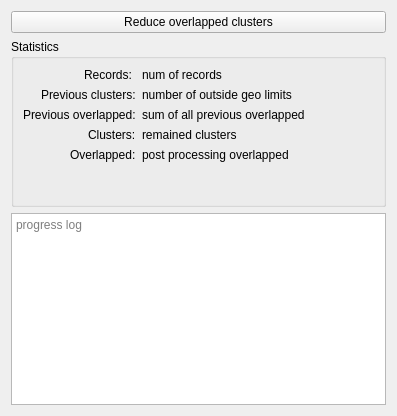
Before: the Qt Designer form qgisplugin/anncsu_manager/resources/ui/wizard_reduce_clusters_page.ui in anncsu-open/anncsu-manager, drawn with Qt 5.
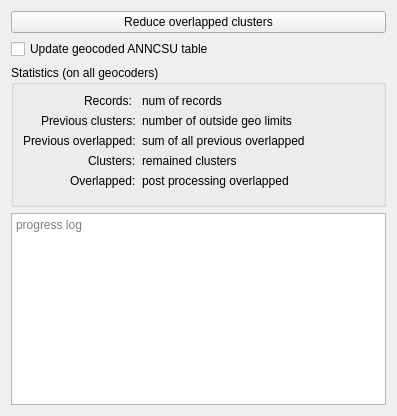
After: the same form once the commit is applied.

Commit message: added option to merge deoverlapped results in geocoded_anncsu table + added related translation stuffs

Patch:
```diff
--- a/qgisplugin/anncsu_manager/resources/ui/wizard_reduce_clusters_page.ui
+++ b/qgisplugin/anncsu_manager/resources/ui/wizard_reduce_clusters_page.ui
@@ -30,10 +30,17 @@
      </property>
     </widget>
    </item>
+   <item>
+    <widget class="QCheckBox" name="update_geocoded_anncsu_ckb">
+     <property name="text">
+      <string>Update geocoded ANNCSU table</string>
+     </property>
+    </widget>
+   </item>
    <item>
     <widget class="QGroupBox" name="statistics_gb">
      <property name="title">
-      <string>Statistics</string>
+      <string>Statistics (on all geocoders)</string>
      </property>
      <layout class="QVBoxLayout" name="verticalLayout_2">
       <item>
```
The commit also changes 2 other files.
